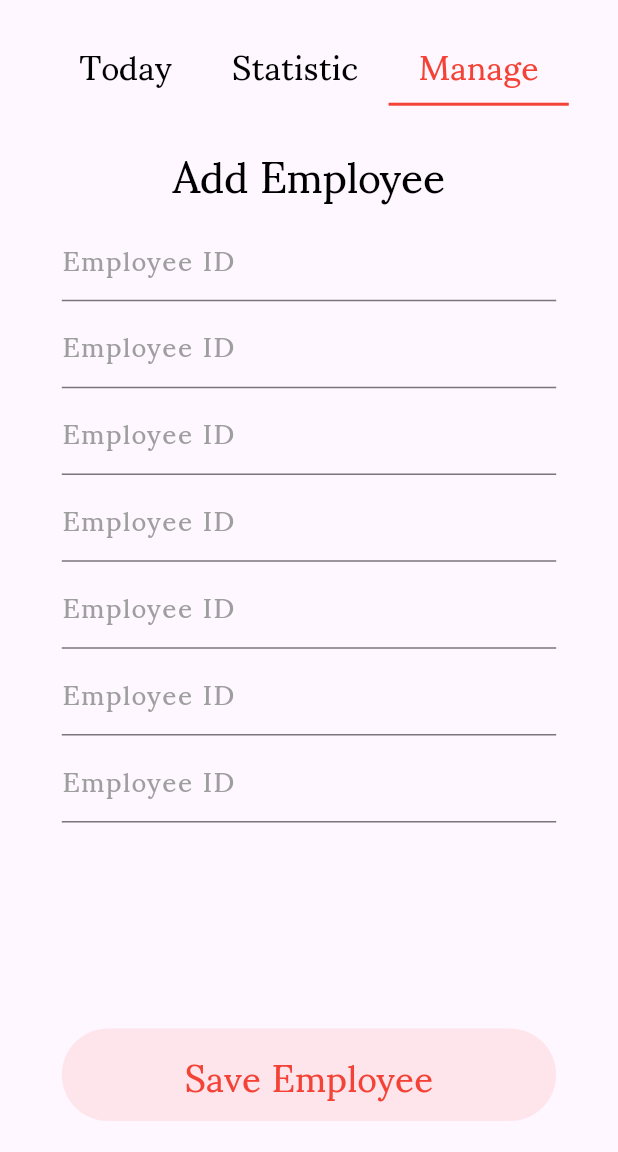
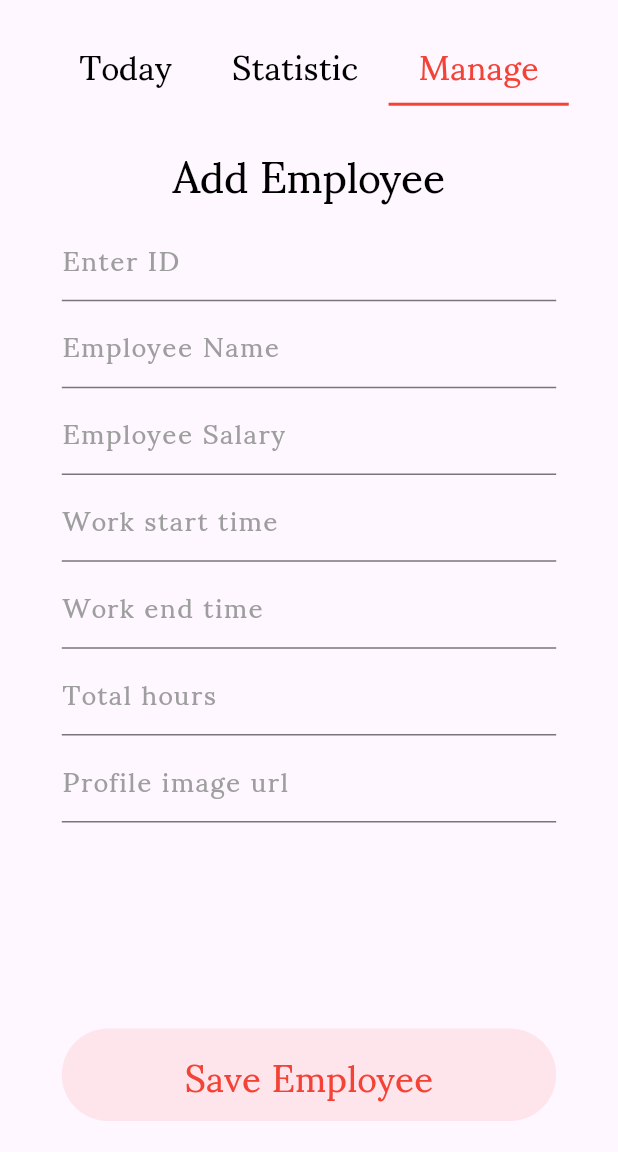
Before and after one commit to alisheraxmedov/Fingers, a Flutter app: the screen it shows after launch, after a tap on "Manage", on a phone screen of 412 x 824 dp, the part 84-1236 px from its top. Run offline on Flutter 3.47's test engine with Material 3 defaults, Android fonts, the phone set to English and light mode, and no system bars; our stand-ins replace firebase_core, firebase_database, get, local_auth; accounts and stored records are empty; generated files the repository leaves out were written again; network calls fail.

Commit message:
02.12.2024

```diff
--- a/lib/getx/get.dart
+++ b/lib/getx/get.dart
@@ -48,27 +48,42 @@ class GetXController extends GetxController {
 
 //=========================================================
 //==================== Bottom NavBar ======================
-  var data = {}.obs;
+  // var data = {}.obs;
 
-  final DatabaseReference _databaseRef =
-      FirebaseDatabase.instance.ref("Employee");
+  // final DatabaseReference _databaseRef =
+  //     FirebaseDatabase.instance.ref("Employee");
+
+  // @override
+  // void onInit() {
+  //   super.onInit();
+  //   fetchRealtimeData();
+  // }
+
+  // Future<void> fetchRealtimeData() async {
+  //   try {
+  //     final event = await _databaseRef.once();
+  //     if (event.snapshot.value != null) {
+  //       data.value = Map<String, dynamic>.from(event.snapshot.value as Map);
+  //     } else {
+  //       data.value = {};
+  //     }
+  //   } catch (e) {
+  //     print("Error fetching data: $e");
+  //   }
+  // }
+  final databaseRef = FirebaseDatabase.instance.ref("Employee");
+  var data = <Map<String, dynamic>>[].obs;
 
   @override
   void onInit() {
     super.onInit();
-    fetchRealtimeData();
+    listenToRealtimeDatabase();
   }
 
-  Future<void> fetchRealtimeData() async {
-    try {
-      final event = await _databaseRef.once();
-      if (event.snapshot.value != null) {
-        data.value = Map<String, dynamic>.from(event.snapshot.value as Map);
-      } else {
-        data.value = {};
-      }
-    } catch (e) {
-      print("Error fetching data: $e");
-    }
+  Future<void> listenToRealtimeDatabase() async {
+    databaseRef.onValue.listen((event) {
+      final employees = event.snapshot.value as List<dynamic>? ?? [];
+      data.value = employees.map((e) => Map<String, dynamic>.from(e)).toList();
+    });
   }
 }
--- a/lib/screens/first.dart
+++ b/lib/screens/first.dart
@@ -1,6 +1,66 @@
+// import 'package:fingerprint/consts/colors.dart';
+// import 'package:fingerprint/consts/user_data.dart';
+// import 'package:fingerprint/getx/get.dart';
+// import 'package:fingerprint/screens/user_profile.dart';
+// import 'package:fingerprint/widgets/text.dart';
+// import 'package:flutter/material.dart';
+// import 'package:get/get.dart';
+
+// class FirstScreen extends StatelessWidget {
+//   const FirstScreen({super.key});
+
+//   @override
+//   Widget build(BuildContext context) {
+//     final GetXController controller = Get.put(GetXController());
+//     final double width = MediaQuery.sizeOf(context).width;
+//     return Obx(() {
+//       return ListView.builder(
+//         itemCount: controller.data.length,
+//         itemBuilder: (context, index) {
+//           return Card(
+//             margin: const EdgeInsets.symmetric(vertical: 8, horizontal: 16),
+//             child: ListTile(
+//               leading: CircleAvatar(
+//                 backgroundColor: ColorsClass.red.withOpacity(0.2),
+//                 child: TextWidget(
+//                   size: width * 0.053,
+//                   color: ColorsClass.red,
+//                   data: controller.data[index]["name"],
+//                 ),
+//               ),
+//               title: TextWidget(
+//                 size: width * 0.045,
+//                 color: ColorsClass.black,
+//                 data: UserData.attendanceData[index]['name'],
+//               ),
+//               subtitle: TextWidget(
+//                 size: width * 0.035,
+//                 color: ColorsClass.grey,
+//                 data: UserData.attendanceData[index]['time'],
+//               ),
+//               trailing: TextWidget(
+//                 size: width * 0.03,
+//                 color: ColorsClass.red,
+//                 data: UserData.attendanceData[index]['late'],
+//               ),
+//               onTap: () {
+//                 Get.to(
+//                   UserProfileScreen(
+//                     userData: UserData.attendanceData[index],
+//                   ),
+//                   transition: Transition.cupertino,
+//                 );
+//               },
+//             ),
+//           );
+//         },
+//       );
+//     });
+//   }
+// }
+
 import 'package:fingerprint/consts/colors.dart';
-import 'package:fingerprint/consts/user_data.dart';
-import 'package:fingerprint/screens/user_profile.dart';
+import 'package:fingerprint/getx/get.dart';
 import 'package:fingerprint/widgets/text.dart';
 import 'package:flutter/material.dart';
 import 'package:get/get.dart';
@@ -10,47 +70,43 @@ class FirstScreen extends StatelessWidget {
 
   @override
   Widget build(BuildContext context) {
+    final GetXController controller = Get.put(GetXController());
     final double width = MediaQuery.sizeOf(context).width;
+
+    return Obx(() {
       return ListView.builder(
-      itemCount: UserData.attendanceData.length,
+        itemCount: controller.data.length,
         itemBuilder: (context, index) {
+          final employee = controller.data[index];
           return Card(
             margin: const EdgeInsets.symmetric(vertical: 8, horizontal: 16),
             child: ListTile(
               leading: CircleAvatar(
+                backgroundImage: NetworkImage(employee["profileIMG"]),
                 backgroundColor: ColorsClass.red.withOpacity(0.2),
-              child: TextWidget(
-                size: width * 0.053,
-                color: ColorsClass.red,
-                data: UserData.attendanceData[index]['name']![0],
-              ),
               ),
               title: TextWidget(
                 size: width * 0.045,
                 color: ColorsClass.black,
-              data: UserData.attendanceData[index]['name'],
+                data: employee['name'],
               ),
               subtitle: TextWidget(
                 size: width * 0.035,
                 color: ColorsClass.grey,
-              data: UserData.attendanceData[index]['time'],
+                data: "Salary: ${employee['salary']}",
               ),
               trailing: TextWidget(
                 size: width * 0.03,
                 color: ColorsClass.red,
-              data: UserData.attendanceData[index]['late'],
+                data: employee['status'] ? "Active" : "Inactive",
               ),
               onTap: () {
-              Get.to(
-                UserProfileScreen(
-                  userData: UserData.attendanceData[index],
-                ),
-                transition: Transition.cupertino,
-              );
+                // Add navigation or action for employee details
               },
             ),
           );
         },
       );
+    });
   }
 }
--- a/lib/screens/home.dart
+++ b/lib/screens/home.dart
@@ -1,6 +1,5 @@
 import 'package:fingerprint/consts/colors.dart';
 import 'package:fingerprint/consts/pages.dart';
-import 'package:fingerprint/getx/get.dart';
 import 'package:fingerprint/widgets/text.dart';
 import 'package:flutter/material.dart';
 import 'package:get/get.dart';
@@ -56,7 +55,7 @@ class HomeScreenState extends State<HomeScreen> {
         actions: [
           GestureDetector(
             onTap: () {
-              GetXController getXController = Get.find();
+              // GetXController getXController = Get.find();
             },
             child: const CircleAvatar(
               backgroundImage: NetworkImage(
--- a/lib/screens/manage.dart
+++ b/lib/screens/manage.dart
@@ -52,17 +52,42 @@ class _ManageScreenState extends State<ManageScreen> {
         ),
         child: ListView(
           children: [
-            TextFieldWidget(controller: _idController, width: width),
-            TextFieldWidget(controller: _nameController, width: width),
-            TextFieldWidget(controller: _salaryController, width: width),
-            TextFieldWidget(controller: _startController, width: width),
-            TextFieldWidget(controller: _endController, width: width),
+            TextFieldWidget(
+              controller: _idController,
+              width: width,
+              labelText: "Enter ID",
+            ),
+            TextFieldWidget(
+              controller: _nameController,
+              width: width,
+              labelText: "Employee Name",
+            ),
+            TextFieldWidget(
+              controller: _salaryController,
+              width: width,
+              labelText: "Employee Salary",
+            ),
+            TextFieldWidget(
+              controller: _startController,
+              width: width,
+              labelText: "Work start time",
+            ),
+            TextFieldWidget(
+              controller: _endController,
+              width: width,
+              labelText: "Work end time",
+            ),
             TextFieldWidget(
               controller: _totalHoursController,
               width: width,
               ktype: TextInputType.number,
+              labelText: "Total hours",
             ),
-            TextFieldWidget(controller: _profileImgController, width: width),
+            TextFieldWidget(
+              controller: _profileImgController,
+              width: width,
+              labelText: "Profile image url",
+            ),
             const SizedBox(height: 20),
           ],
         ),
--- a/lib/screens/splash.dart
+++ b/lib/screens/splash.dart
@@ -23,7 +23,7 @@ class SplashScreenState extends State<SplashScreen> {
   Future<void> _navigateToHome() async {
     try {
       await Future.delayed(const Duration(seconds: 3));
-      await getXController.fetchRealtimeData();
+      await getXController.listenToRealtimeDatabase();
       Get.off(() => const HomeScreen());
     } catch (e) {
       print('Error: $e');
--- a/lib/widgets/textfield.dart
+++ b/lib/widgets/textfield.dart
@@ -4,11 +4,13 @@ import 'package:flutter/material.dart';
 class TextFieldWidget extends StatelessWidget {
   final TextEditingController controller;
   final double width;
+  final String labelText;
   final TextInputType ktype;
   const TextFieldWidget({
     super.key,
     required this.controller,
     required this.width,
+    required this.labelText,
     this.ktype = TextInputType.text,
   });
 
@@ -19,7 +21,7 @@ class TextFieldWidget extends StatelessWidget {
       keyboardType: ktype,
       decoration: InputDecoration(
 
-        labelText: "Employee ID",
+        labelText: labelText,
         labelStyle: TextStylesClass.normalStyle(
           size: width * 0.045,
         ),
```
Lines whose indentation alone changed are shown as unchanged.
